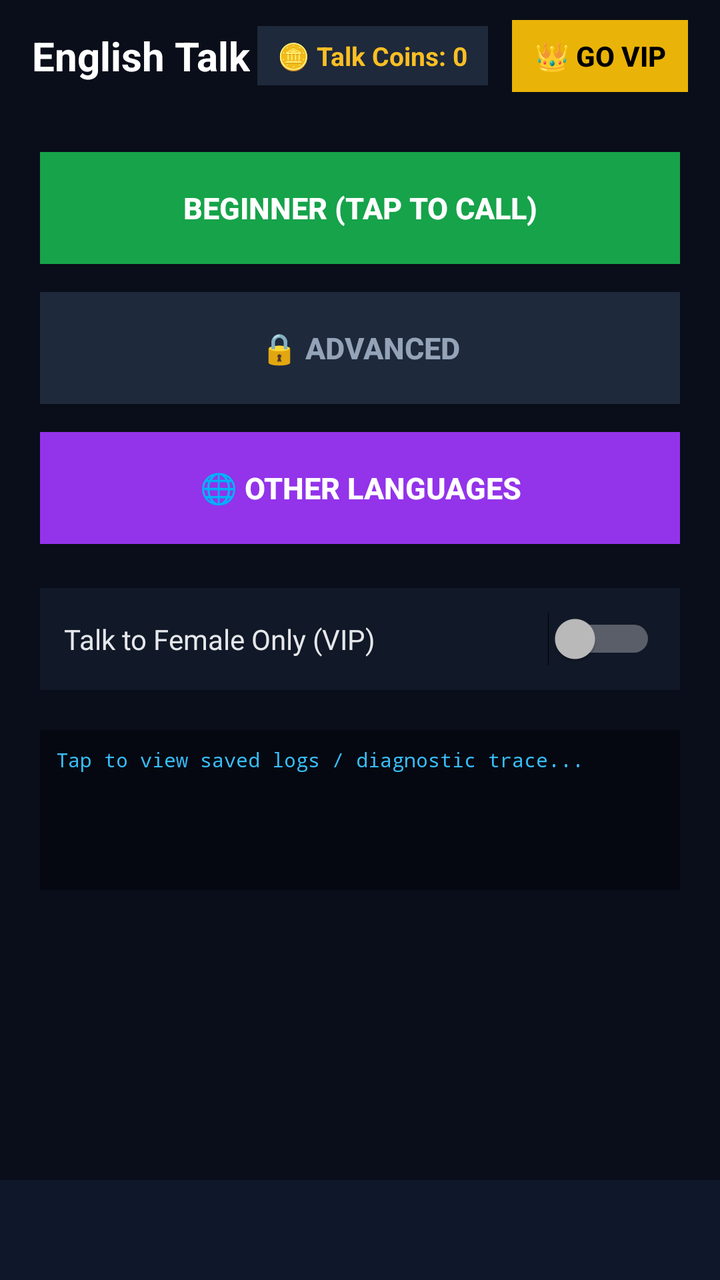
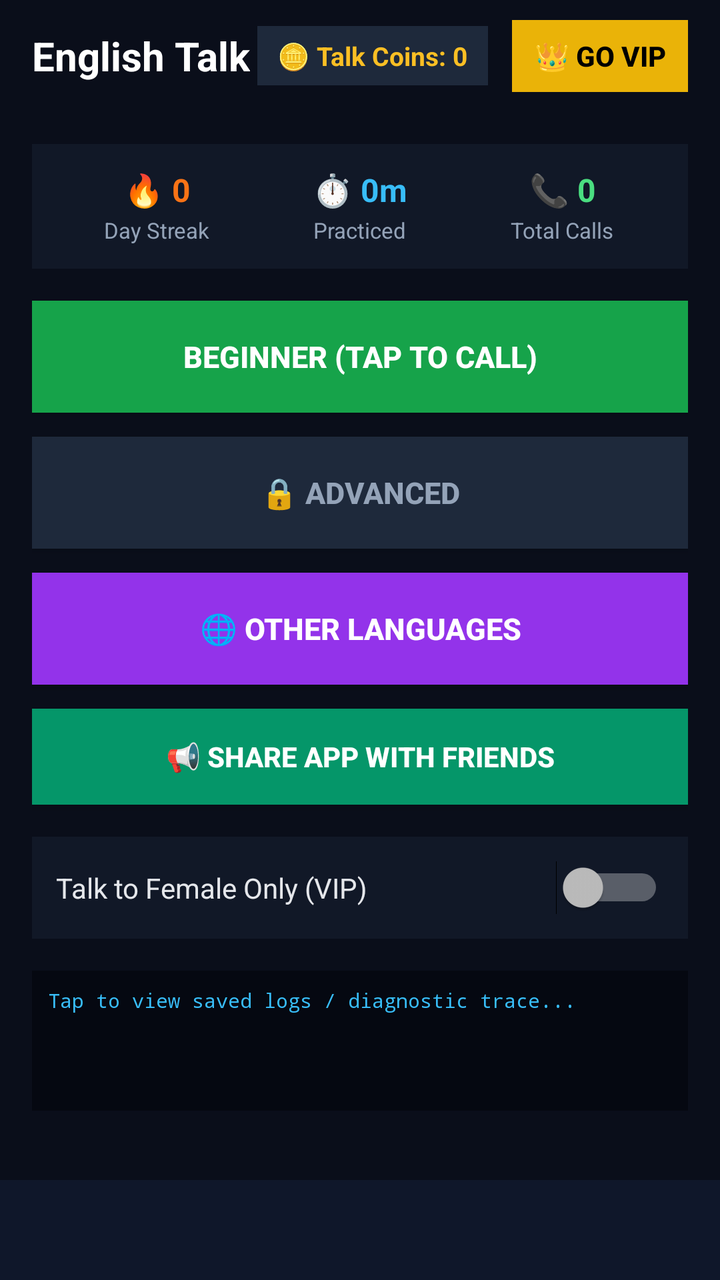

Screens rendered from an Android XML layout before and after an edit, with the pre-edit source and the edit as a unified diff.
<!-- AndroidManifest.xml: application theme android:Theme.Material.NoActionBar -->
<!-- res/layout/activity_main.xml -->
<?xml version="1.0" encoding="utf-8"?>
<RelativeLayout xmlns:android="http://schemas.android.com/apk/res/android"
    android:layout_width="match_parent"
    android:layout_height="match_parent"
    android:background="#0A0E1A">

    
    <RelativeLayout
        android:id="@+id/layoutHeader"
        android:layout_width="match_parent"
        android:layout_height="56dp"
        android:paddingHorizontal="16dp">

        <TextView
            android:layout_width="wrap_content"
            android:layout_height="wrap_content"
            android:layout_centerVertical="true"
            android:text="English Talk"
            android:textColor="#FFFFFF"
            android:textSize="20sp"
            android:textStyle="bold" />

        <LinearLayout
            android:layout_width="wrap_content"
            android:layout_height="wrap_content"
            android:layout_alignParentEnd="true"
            android:layout_centerVertical="true"
            android:gravity="center_vertical"
            android:orientation="horizontal">

            
            <TextView
                android:id="@+id/tvTalkCoinsBadge"
                android:layout_width="wrap_content"
                android:layout_height="wrap_content"
                android:layout_marginEnd="12dp"
                android:background="#1E293B"
                android:paddingHorizontal="10dp"
                android:paddingVertical="6dp"
                android:text="🪙 Talk Coins: 0"
                android:textColor="#FBBF24"
                android:textSize="13sp"
                android:textStyle="bold" />

            <Button
                android:id="@+id/btnVip"
                android:layout_width="wrap_content"
                android:layout_height="36dp"
                android:background="#EAB308"
                android:text="👑 GO VIP"
                android:textColor="#000000"
                android:textStyle="bold" />
        </LinearLayout>
    </RelativeLayout>

    
    <FrameLayout
        android:id="@+id/containerContent"
        android:layout_width="match_parent"
        android:layout_height="match_parent"
        android:layout_above="@+id/layoutBannerAd"
        android:layout_below="@id/layoutHeader">

        
        <ScrollView
            android:layout_width="match_parent"
            android:layout_height="match_parent"
            android:fillViewport="true">

            <LinearLayout
                android:id="@+id/layoutDashboard"
                android:layout_width="match_parent"
                android:layout_height="wrap_content"
                android:gravity="center_horizontal"
                android:orientation="vertical"
                android:padding="20dp">

                <TextView
                    android:id="@+id/tvLockProgressPopup"
                    android:layout_width="match_parent"
                    android:layout_height="wrap_content"
                    android:layout_marginBottom="16dp"
                    android:background="#DC2626"
                    android:gravity="center"
                    android:padding="12dp"
                    android:text="Complete 20 calls (4+ mins each in Beginner) to unlock Advanced."
                    android:textColor="#FFFFFF"
                    android:textSize="13sp"
                    android:textStyle="bold"
                    android:visibility="gone" />

                
                <Button
                    android:id="@+id/btnBeginner"
                    android:layout_width="match_parent"
                    android:layout_height="56dp"
                    android:layout_marginBottom="14dp"
                    android:background="#16A34A"
                    android:text="BEGINNER (TAP TO CALL)"
                    android:textColor="#FFFFFF"
                    android:textSize="15sp"
                    android:textStyle="bold" />

                <Button
                    android:id="@+id/btnAdvanced"
                    android:layout_width="match_parent"
                    android:layout_height="56dp"
                    android:layout_marginBottom="14dp"
                    android:background="#1E293B"
                    android:text="🔒 ADVANCED"
                    android:textColor="#94A3B8"
                    android:textSize="15sp"
                    android:textStyle="bold" />

                
                <Button
                    android:id="@+id/btnOtherLanguages"
                    android:layout_width="match_parent"
                    android:layout_height="56dp"
                    android:layout_marginBottom="14dp"
                    android:background="#9333EA"
                    android:text="🌐 OTHER LANGUAGES"
                    android:textColor="#FFFFFF"
                    android:textSize="15sp"
                    android:textStyle="bold" />

                
                <Button
                    android:id="@+id/btnReconnectLast"
                    android:layout_width="match_parent"
                    android:layout_height="50dp"
                    android:layout_marginBottom="16dp"
                    android:background="#0284C7"
                    android:text="🔄 Reconnect to the Last Caller"
                    android:textColor="#FFFFFF"
                    android:textSize="14sp"
                    android:textStyle="bold"
                    android:visibility="gone" />

                
                <LinearLayout
                    android:layout_width="match_parent"
                    android:layout_height="wrap_content"
                    android:layout_marginTop="8dp"
                    android:background="#111827"
                    android:gravity="center_vertical"
                    android:orientation="horizontal"
                    android:padding="12dp">

                    <TextView
                        android:layout_width="0dp"
                        android:layout_height="wrap_content"
                        android:layout_weight="1"
                        android:text="Talk to Female Only (VIP)"
                        android:textColor="#E5E7EB"
                        android:textSize="14sp" />

                    <Switch
                        android:id="@+id/switchFemaleFilter"
                        android:layout_width="wrap_content"
                        android:layout_height="wrap_content" />
                </LinearLayout>

                
                <TextView
                    android:id="@+id/tvConsoleLogs"
                    android:layout_width="match_parent"
                    android:layout_height="80dp"
                    android:layout_marginTop="20dp"
                    android:background="#050811"
                    android:fontFamily="monospace"
                    android:padding="8dp"
                    android:text="Tap to view saved logs / diagnostic trace..."
                    android:textColor="#38BDF8"
                    android:textSize="10sp" />
            </LinearLayout>
        </ScrollView>

        
        <ScrollView
            android:id="@+id/layoutLanguages"
            android:layout_width="match_parent"
            android:layout_height="match_parent"
            android:fillViewport="true"
            android:visibility="gone">

            <LinearLayout
                android:layout_width="match_parent"
                android:layout_height="wrap_content"
                android:orientation="vertical"
                android:padding="16dp">

                <RelativeLayout
                    android:layout_width="match_parent"
                    android:layout_height="wrap_content"
                    android:layout_marginBottom="16dp">

                    <Button
                        android:id="@+id/btnBackFromLanguages"
                        android:layout_width="wrap_content"
                        android:layout_height="40dp"
                        android:background="#334155"
                        android:text="← BACK"
                        android:textColor="#FFFFFF"
                        android:textStyle="bold" />

                    <TextView
                        android:layout_width="wrap_content"
                        android:layout_height="wrap_content"
                        android:layout_centerInParent="true"
                        android:text="Select Language (Cost: 1 Coin)"
                        android:textColor="#FFFFFF"
                        android:textSize="16sp"
                        android:textStyle="bold" />
                </RelativeLayout>

                
                <Button
                    android:id="@+id/btnLangHindi"
                    android:layout_width="match_parent"
                    android:layout_height="50dp"
                    android:layout_marginBottom="10dp"
                    android:background="#1E293B"
                    android:text="🇮🇳 HINDI"
                    android:textColor="#FFFFFF"
                    android:textSize="14sp"
                    android:textStyle="bold" />

                <Button
                    android:id="@+id/btnLangPunjabi"
                    android:layout_width="match_parent"
                    android:layout_height="50dp"
                    android:layout_marginBottom="10dp"
                    android:background="#1E293B"
                    android:text="🇮🇳 PUNJABI"
                    android:textColor="#FFFFFF"
                    android:textSize="14sp"
                    android:textStyle="bold" />

                <Button
                    android:id="@+id/btnLangMarathi"
                    android:layout_width="match_parent"
                    android:layout_height="50dp"
                    android:layout_marginBottom="10dp"
                    android:background="#1E293B"
                    android:text="🇮🇳 MARATHI"
                    android:textColor="#FFFFFF"
                    android:textSize="14sp"
                    android:textStyle="bold" />

                <Button
                    android:id="@+id/btnLangBengali"
                    android:layout_width="match_parent"
                    android:layout_height="50dp"
                    android:layout_marginBottom="10dp"
                    android:background="#1E293B"
                    android:text="🇮🇳 BENGALI"
                    android:textColor="#FFFFFF"
                    android:textSize="14sp"
                    android:textStyle="bold" />

                <Button
                    android:id="@+id/btnLangBhojpuri"
                    android:layout_width="match_parent"
                    android:layout_height="50dp"
                    android:layout_marginBottom="10dp"
                    android:background="#1E293B"
                    android:text="🇮🇳 BHOJPURI"
                    android:textColor="#FFFFFF"
                    android:textSize="14sp"
                    android:textStyle="bold" />

                <Button
                    android:id="@+id/btnLangGujarati"
                    android:layout_width="match_parent"
                    android:layout_height="50dp"
                    android:layout_marginBottom="10dp"
                    android:background="#1E293B"
                    android:text="🇮🇳 GUJARATI"
                    android:textColor="#FFFFFF"
                    android:textSize="14sp"
                    android:textStyle="bold" />

                <Button
                    android:id="@+id/btnLangKannada"
                    android:layout_width="match_parent"
                    android:layout_height="50dp"
                    android:layout_marginBottom="10dp"
                    android:background="#1E293B"
                    android:text="🇮🇳 KANNADA"
                    android:textColor="#FFFFFF"
                    android:textSize="14sp"
                    android:textStyle="bold" />

                <Button
                    android:id="@+id/btnLangMalayalam"
                    android:layout_width="match_parent"
                    android:layout_height="50dp"
                    android:layout_marginBottom="10dp"
                    android:background="#1E293B"
                    android:text="🇮🇳 MALAYALAM"
                    android:textColor="#FFFFFF"
                    android:textSize="14sp"
                    android:textStyle="bold" />

                <Button
                    android:id="@+id/btnLangTamil"
                    android:layout_width="match_parent"
                    android:layout_height="50dp"
                    android:layout_marginBottom="10dp"
                    android:background="#1E293B"
                    android:text="🇮🇳 TAMIL"
                    android:textColor="#FFFFFF"
                    android:textSize="14sp"
                    android:textStyle="bold" />

                <Button
                    android:id="@+id/btnLangTelugu"
                    android:layout_width="match_parent"
                    android:layout_height="50dp"
                    android:layout_marginBottom="10dp"
                    android:background="#1E293B"
                    android:text="🇮🇳 TELUGU"
                    android:textColor="#FFFFFF"
                    android:textSize="14sp"
                    android:textStyle="bold" />

                <Button
                    android:id="@+id/btnLangUrdu"
                    android:layout_width="match_parent"
                    android:layout_height="50dp"
                    android:layout_marginBottom="10dp"
                    android:background="#1E293B"
                    android:text="🇮🇳 URDU"
                    android:textColor="#FFFFFF"
                    android:textSize="14sp"
                    android:textStyle="bold" />

                <Button
                    android:id="@+id/btnLangArabic"
                    android:layout_width="match_parent"
                    android:layout_height="50dp"
                    android:layout_marginBottom="16dp"
                    android:background="#1E293B"
                    android:text="🇦🇪 ARABIC"
                    android:textColor="#FFFFFF"
                    android:textSize="14sp"
                    android:textStyle="bold" />
            </LinearLayout>
        </ScrollView>

        
        <LinearLayout
            android:id="@+id/layoutSearching"
            android:layout_width="match_parent"
            android:layout_height="match_parent"
            android:gravity="center"
            android:orientation="vertical"
            android:padding="24dp"
            android:visibility="gone">

            <ProgressBar
                android:layout_width="64dp"
                android:layout_height="64dp"
                android:layout_marginBottom="24dp" />

            <TextView
                android:id="@+id/tvSearchingStatus"
                android:layout_width="wrap_content"
                android:layout_height="wrap_content"
                android:layout_marginBottom="32dp"
                android:gravity="center"
                android:text="Searching for a conversation partner..."
                android:textColor="#FFFFFF"
                android:textSize="16sp" />

            <Button
                android:id="@+id/btnCancelSearch"
                android:layout_width="200dp"
                android:layout_height="48dp"
                android:background="#EF4444"
                android:text="CANCEL SEARCH"
                android:textColor="#FFFFFF"
                android:textStyle="bold" />
        </LinearLayout>

        
        <LinearLayout
            android:id="@+id/layoutCall"
            android:layout_width="match_parent"
            android:layout_height="match_parent"
            android:gravity="center_horizontal"
            android:orientation="vertical"
            android:padding="24dp"
            android:visibility="gone">

            <TextView
                android:id="@+id/tvCallPartnerName"
                android:layout_width="wrap_content"
                android:layout_height="wrap_content"
                android:layout_marginTop="40dp"
                android:text="Connected"
                android:textColor="#FFFFFF"
                android:textSize="22sp"
                android:textStyle="bold" />

            <TextView
                android:id="@+id/tvCallTimer"
                android:layout_width="wrap_content"
                android:layout_height="wrap_content"
                android:layout_marginTop="16dp"
                android:text="00:00"
                android:textColor="#38BDF8"
                android:textSize="36sp"
                android:textStyle="bold" />

            <View
                android:layout_width="match_parent"
                android:layout_height="0dp"
                android:layout_weight="1" />

            
            <LinearLayout
                android:layout_width="match_parent"
                android:layout_height="wrap_content"
                android:gravity="center"
                android:orientation="horizontal">

                <Button
                    android:id="@+id/btnMute"
                    android:layout_width="64dp"
                    android:layout_height="64dp"
                    android:layout_marginEnd="24dp"
                    android:background="#334155"
                    android:text="🎤"
                    android:textSize="22sp" />

                <Button
                    android:id="@+id/btnSpeaker"
                    android:layout_width="64dp"
                    android:layout_height="64dp"
                    android:layout_marginStart="24dp"
                    android:background="#334155"
                    android:text="🔈"
                    android:textSize="22sp" />
            </LinearLayout>

            <Button
                android:id="@+id/btnEndCall"
                android:layout_width="match_parent"
                android:layout_height="54dp"
                android:layout_marginTop="40dp"
                android:layout_marginBottom="24dp"
                android:background="#DC2626"
                android:text="END CALL"
                android:textColor="#FFFFFF"
                android:textSize="16sp"
                android:textStyle="bold" />
        </LinearLayout>

    </FrameLayout>

    
    <FrameLayout
        android:id="@+id/layoutBannerAd"
        android:layout_width="match_parent"
        android:layout_height="50dp"
        android:layout_alignParentBottom="true"
        android:background="#0F172A" />

</RelativeLayout>
<!-- resources referenced by this layout -->
<resources>

</resources>

<!-- the commit's change to res/layout/activity_main.xml (unified diff, before → after) -->
@@ -73,7 +73,94 @@
                 android:layout_height="wrap_content"
                 android:gravity="center_horizontal"
                 android:orientation="vertical"
-                android:padding="20dp">
+                android:padding="16dp">
+
+                
+                <LinearLayout
+                    android:id="@+id/cardUserStats"
+                    android:layout_width="match_parent"
+                    android:layout_height="wrap_content"
+                    android:layout_marginBottom="16dp"
+                    android:background="#111827"
+                    android:orientation="horizontal"
+                    android:padding="12dp"
+                    android:weightSum="3">
+
+                    <LinearLayout
+                        android:layout_width="0dp"
+                        android:layout_height="wrap_content"
+                        android:layout_weight="1"
+                        android:gravity="center"
+                        android:orientation="vertical">
+
+                        <TextView
+                            android:id="@+id/tvStreakVal"
+                            android:layout_width="wrap_content"
+                            android:layout_height="wrap_content"
+                            android:text="🔥 0"
+                            android:textColor="#F97316"
+                            android:textSize="16sp"
+                            android:textStyle="bold" />
+
+                        <TextView
+                            android:layout_width="wrap_content"
+                            android:layout_height="wrap_content"
+                            android:layout_marginTop="2dp"
+                            android:text="Day Streak"
+                            android:textColor="#94A3B8"
+                            android:textSize="11sp" />
+                    </LinearLayout>
+
+                    <LinearLayout
+                        android:layout_width="0dp"
+                        android:layout_height="wrap_content"
+                        android:layout_weight="1"
+                        android:gravity="center"
+                        android:orientation="vertical">
+
+                        <TextView
+                            android:id="@+id/tvTotalMinutesVal"
+                            android:layout_width="wrap_content"
+                            android:layout_height="wrap_content"
+                            android:text="⏱️ 0m"
+                            android:textColor="#38BDF8"
+                            android:textSize="16sp"
+                            android:textStyle="bold" />
+
+                        <TextView
+                            android:layout_width="wrap_content"
+                            android:layout_height="wrap_content"
+                            android:layout_marginTop="2dp"
+                            android:text="Practiced"
+                            android:textColor="#94A3B8"
+                            android:textSize="11sp" />
+                    </LinearLayout>
+
+                    <LinearLayout
+                        android:layout_width="0dp"
+                        android:layout_height="wrap_content"
+                        android:layout_weight="1"
+                        android:gravity="center"
+                        android:orientation="vertical">
+
+                        <TextView
+                            android:id="@+id/tvTotalCallsVal"
+                            android:layout_width="wrap_content"
+                            android:layout_height="wrap_content"
+                            android:text="📞 0"
+                            android:textColor="#4ADE80"
+                            android:textSize="16sp"
+                            android:textStyle="bold" />
+
+                        <TextView
+                            android:layout_width="wrap_content"
+                            android:layout_height="wrap_content"
+                            android:layout_marginTop="2dp"
+                            android:text="Total Calls"
+                            android:textColor="#94A3B8"
+                            android:textSize="11sp" />
+                    </LinearLayout>
+                </LinearLayout>
 
                 <TextView
                     android:id="@+id/tvLockProgressPopup"
@@ -94,7 +181,7 @@
                     android:id="@+id/btnBeginner"
                     android:layout_width="match_parent"
                     android:layout_height="56dp"
-                    android:layout_marginBottom="14dp"
+                    android:layout_marginBottom="12dp"
                     android:background="#16A34A"
                     android:text="BEGINNER (TAP TO CALL)"
                     android:textColor="#FFFFFF"
@@ -105,7 +192,7 @@
                     android:id="@+id/btnAdvanced"
                     android:layout_width="match_parent"
                     android:layout_height="56dp"
-                    android:layout_marginBottom="14dp"
+                    android:layout_marginBottom="12dp"
                     android:background="#1E293B"
                     android:text="🔒 ADVANCED"
                     android:textColor="#94A3B8"
@@ -117,7 +204,7 @@
                     android:id="@+id/btnOtherLanguages"
                     android:layout_width="match_parent"
                     android:layout_height="56dp"
-                    android:layout_marginBottom="14dp"
+                    android:layout_marginBottom="12dp"
                     android:background="#9333EA"
                     android:text="🌐 OTHER LANGUAGES"
                     android:textColor="#FFFFFF"
@@ -126,10 +213,22 @@
 
                 
                 <Button
+                    android:id="@+id/btnShareApp"
+                    android:layout_width="match_parent"
+                    android:layout_height="48dp"
+                    android:layout_marginBottom="12dp"
+                    android:background="#059669"
+                    android:text="📢 SHARE APP WITH FRIENDS"
+                    android:textColor="#FFFFFF"
+                    android:textSize="14sp"
+                    android:textStyle="bold" />
+
+                
+                <Button
                     android:id="@+id/btnReconnectLast"
                     android:layout_width="match_parent"
                     android:layout_height="50dp"
-                    android:layout_marginBottom="16dp"
+                    android:layout_marginBottom="14dp"
                     android:background="#0284C7"
                     android:text="🔄 Reconnect to the Last Caller"
                     android:textColor="#FFFFFF"
@@ -141,7 +240,7 @@
                 <LinearLayout
                     android:layout_width="match_parent"
                     android:layout_height="wrap_content"
-                    android:layout_marginTop="8dp"
+                    android:layout_marginTop="4dp"
                     android:background="#111827"
                     android:gravity="center_vertical"
                     android:orientation="horizontal"
@@ -165,8 +264,8 @@
                 <TextView
                     android:id="@+id/tvConsoleLogs"
                     android:layout_width="match_parent"
-                    android:layout_height="80dp"
-                    android:layout_marginTop="20dp"
+                    android:layout_height="70dp"
+                    android:layout_marginTop="16dp"
                     android:background="#050811"
                     android:fontFamily="monospace"
                     android:padding="8dp"
@@ -193,7 +292,7 @@
                 <RelativeLayout
                     android:layout_width="match_parent"
                     android:layout_height="wrap_content"
-                    android:layout_marginBottom="16dp">
+                    android:layout_marginBottom="12dp">
 
                     <Button
                         android:id="@+id/btnBackFromLanguages"
@@ -208,7 +307,7 @@
                         android:layout_width="wrap_content"
                         android:layout_height="wrap_content"
                         android:layout_centerInParent="true"
-                        android:text="Select Language (Cost: 1 Coin)"
+                        android:text="Select Language"
                         android:textColor="#FFFFFF"
                         android:textSize="16sp"
                         android:textStyle="bold" />
@@ -216,10 +315,22 @@
 
                 
                 <Button
+                    android:id="@+id/btnWatchAdReward"
+                    android:layout_width="match_parent"
+                    android:layout_height="48dp"
+                    android:layout_marginBottom="14dp"
+                    android:background="#D97706"
+                    android:text="🎬 WATCH AD FOR +2 TALK COINS"
+                    android:textColor="#FFFFFF"
+                    android:textSize="13sp"
+                    android:textStyle="bold" />
+
+                
+                <Button
                     android:id="@+id/btnLangHindi"
                     android:layout_width="match_parent"
-                    android:layout_height="50dp"
-                    android:layout_marginBottom="10dp"
+                    android:layout_height="48dp"
+                    android:layout_marginBottom="8dp"
                     android:background="#1E293B"
                     android:text="🇮🇳 HINDI"
                     android:textColor="#FFFFFF"
@@ -229,8 +340,8 @@
                 <Button
                     android:id="@+id/btnLangPunjabi"
                     android:layout_width="match_parent"
-                    android:layout_height="50dp"
-                    android:layout_marginBottom="10dp"
+                    android:layout_height="48dp"
+                    android:layout_marginBottom="8dp"
                     android:background="#1E293B"
                     android:text="🇮🇳 PUNJABI"
                     android:textColor="#FFFFFF"
@@ -240,8 +351,8 @@
                 <Button
                     android:id="@+id/btnLangMarathi"
                     android:layout_width="match_parent"
-                    android:layout_height="50dp"
-                    android:layout_marginBottom="10dp"
+                    android:layout_height="48dp"
+                    android:layout_marginBottom="8dp"
                     android:background="#1E293B"
                     android:text="🇮🇳 MARATHI"
                     android:textColor="#FFFFFF"
@@ -251,8 +362,8 @@
                 <Button
                     android:id="@+id/btnLangBengali"
                     android:layout_width="match_parent"
-                    android:layout_height="50dp"
-                    android:layout_marginBottom="10dp"
+                    android:layout_height="48dp"
+                    android:layout_marginBottom="8dp"
                     android:background="#1E293B"
                     android:text="🇮🇳 BENGALI"
                     android:textColor="#FFFFFF"
@@ -262,8 +373,8 @@
                 <Button
                     android:id="@+id/btnLangBhojpuri"
                     android:layout_width="match_parent"
-                    android:layout_height="50dp"
-                    android:layout_marginBottom="10dp"
+                    android:layout_height="48dp"
+                    android:layout_marginBottom="8dp"
                     android:background="#1E293B"
                     android:text="🇮🇳 BHOJPURI"
                     android:textColor="#FFFFFF"
@@ -273,8 +384,8 @@
                 <Button
                     android:id="@+id/btnLangGujarati"
                     android:layout_width="match_parent"
-                    android:layout_height="50dp"
-                    android:layout_marginBottom="10dp"
+                    android:layout_height="48dp"
+                    android:layout_marginBottom="8dp"
                     android:background="#1E293B"
                     android:text="🇮🇳 GUJARATI"
                     android:textColor="#FFFFFF"
@@ -284,8 +395,8 @@
                 <Button
                     android:id="@+id/btnLangKannada"
                     android:layout_width="match_parent"
-                    android:layout_height="50dp"
-                    android:layout_marginBottom="10dp"
+                    android:layout_height="48dp"
+                    android:layout_marginBottom="8dp"
                     android:background="#1E293B"
                     android:text="🇮🇳 KANNADA"
                     android:textColor="#FFFFFF"
@@ -295,8 +406,8 @@
                 <Button
                     android:id="@+id/btnLangMalayalam"
                     android:layout_width="match_parent"
-                    android:layout_height="50dp"
-                    android:layout_marginBottom="10dp"
+                    android:layout_height="48dp"
+                    android:layout_marginBottom="8dp"
                     android:background="#1E293B"
                     android:text="🇮🇳 MALAYALAM"
                     android:textColor="#FFFFFF"
@@ -306,8 +417,8 @@
                 <Button
                     android:id="@+id/btnLangTamil"
                     android:layout_width="match_parent"
-                    android:layout_height="50dp"
-                    android:layout_marginBottom="10dp"
+                    android:layout_height="48dp"
+                    android:layout_marginBottom="8dp"
                     android:background="#1E293B"
                     android:text="🇮🇳 TAMIL"
                     android:textColor="#FFFFFF"
@@ -317,8 +428,8 @@
                 <Button
                     android:id="@+id/btnLangTelugu"
                     android:layout_width="match_parent"
-                    android:layout_height="50dp"
-                    android:layout_marginBottom="10dp"
+                    android:layout_height="48dp"
+                    android:layout_marginBottom="8dp"
                     android:background="#1E293B"
                     android:text="🇮🇳 TELUGU"
                     android:textColor="#FFFFFF"
@@ -328,8 +439,8 @@
                 <Button
                     android:id="@+id/btnLangUrdu"
                     android:layout_width="match_parent"
-                    android:layout_height="50dp"
-                    android:layout_marginBottom="10dp"
+                    android:layout_height="48dp"
+                    android:layout_marginBottom="8dp"
                     android:background="#1E293B"
                     android:text="🇮🇳 URDU"
                     android:textColor="#FFFFFF"
@@ -339,7 +450,7 @@
                 <Button
                     android:id="@+id/btnLangArabic"
                     android:layout_width="match_parent"
-                    android:layout_height="50dp"
+                    android:layout_height="48dp"
                     android:layout_marginBottom="16dp"
                     android:background="#1E293B"
                     android:text="🇦🇪 ARABIC"
